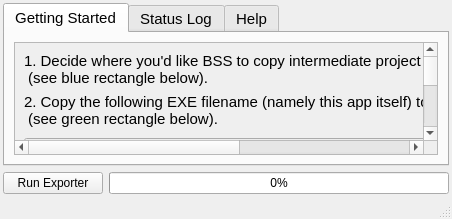
First picture: the form in ui/main_window.ui, repository FruitfulApproach/BS2Daisy, before the edit.
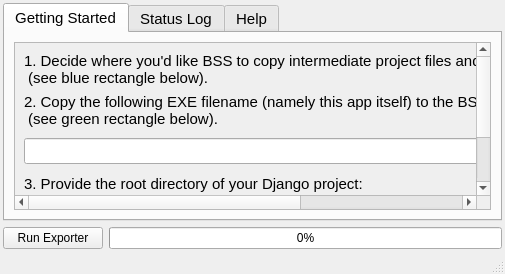
Second picture: the form after the edit. Icons and pictures are not drawn.

Diff of the .ui file:
```diff
--- a/ui/main_window.ui
+++ b/ui/main_window.ui
@@ -6,8 +6,8 @@
    <rect>
     <x>0</x>
     <y>0</y>
-    <width>452</width>
-    <height>214</height>
+    <width>505</width>
+    <height>274</height>
    </rect>
   </property>
   <property name="windowTitle">
```
